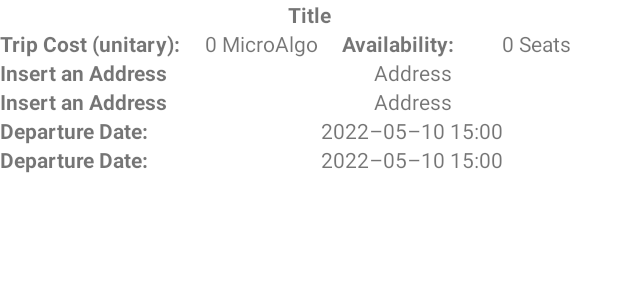
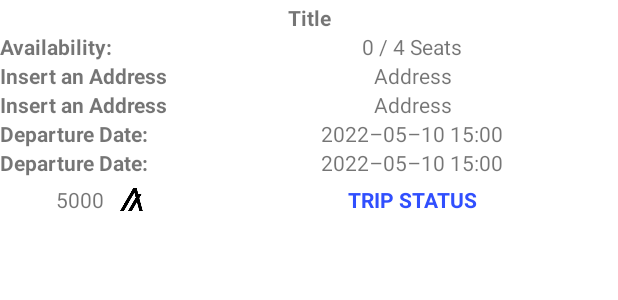
Before and after one commit to bara96/algo-carsharing-android, an Android app: the layout trip_row_item.xml on its own in the app's theme, with its tools: preview values and no code run, on a phone screen of 412 x 824 dp. Shown: the top 300 px of the screen. Run offline under Robolectric (Android 15) with nearby library versions, the phone set to English and light mode, and no system bars.

Commit message:
Updated recycler views and status checks

```diff
--- a/app/src/main/java/com/example/algorandcarsharing/fragments/home/HomeFragment.java
+++ b/app/src/main/java/com/example/algorandcarsharing/fragments/home/HomeFragment.java
@@ -58,6 +58,7 @@ public class HomeFragment extends AccountBasedFragment {
     @Override
     public void onResume() {
         super.onResume();
+        account.refreshAccountInfo();
         performSearch();
     }
 
@@ -71,6 +72,7 @@ public class HomeFragment extends AccountBasedFragment {
         try {
             CompletableFuture.supplyAsync(indexerService.getTransactions())
                     .thenAcceptAsync(result -> {
+                        tripAdapter.setAccount(account);
                         List<TripModel> apps = searchApplications(result.transactions);
 
                         // remove old elements
@@ -120,6 +122,7 @@ public class HomeFragment extends AccountBasedFragment {
                             if(!result.application.deleted) {
                                 TripModel trip = new TripModel(result.application);
                                 if(trip.isValid()) {
+                                    trip.setLocalState(account.getAppLocalState(trip.id()));
                                     validApplications.add(trip);
                                 }
                                 else {
--- a/app/src/main/java/com/example/algorandcarsharing/fragments/trips/TripsBasedFragment.java
+++ b/app/src/main/java/com/example/algorandcarsharing/fragments/trips/TripsBasedFragment.java
@@ -2,13 +2,10 @@ package com.example.algorandcarsharing.fragments.trips;
 
 import android.view.View;
 
-import com.algorand.algosdk.v2.client.common.PathResponse;
 import com.example.algorandcarsharing.adapters.TripAdapter;
 import com.example.algorandcarsharing.fragments.AccountBasedFragment;
-import com.example.algorandcarsharing.models.GenericApplication;
 import com.example.algorandcarsharing.models.TripModel;
 import com.example.algorandcarsharing.services.IndexerService;
-import com.fasterxml.jackson.annotation.JsonProperty;
 
 import java.util.ArrayList;
 import java.util.List;
--- a/app/src/main/java/com/example/algorandcarsharing/fragments/trips/created/TripsFragment.java
+++ b/app/src/main/java/com/example/algorandcarsharing/fragments/trips/created/TripsFragment.java
@@ -15,7 +15,6 @@ import com.algorand.algosdk.v2.client.model.Application;
 import com.example.algorandcarsharing.adapters.RecyclerLinearLayoutManager;
 import com.example.algorandcarsharing.adapters.TripAdapter;
 import com.example.algorandcarsharing.databinding.FragmentTripsCreatedBinding;
-import com.example.algorandcarsharing.fragments.AccountBasedFragment;
 import com.example.algorandcarsharing.fragments.trips.TripsBasedFragment;
 import com.example.algorandcarsharing.helpers.LogHelper;
 import com.example.algorandcarsharing.models.GenericApplication;
@@ -67,6 +66,7 @@ public class TripsFragment extends TripsBasedFragment {
         try {
             CompletableFuture.supplyAsync(accountService.getAccountInfo(account.getAddress()))
                     .thenAcceptAsync(result -> {
+                        tripAdapter.setAccount(account);
                         List<TripModel> apps = searchApplications(result.createdApps);
 
                         // remove old elements
--- a/app/src/main/java/com/example/algorandcarsharing/fragments/trips/joined/TripsFragment.java
+++ b/app/src/main/java/com/example/algorandcarsharing/fragments/trips/joined/TripsFragment.java
@@ -11,7 +11,6 @@ import androidx.recyclerview.widget.DividerItemDecoration;
 import androidx.recyclerview.widget.LinearLayoutManager;
 import androidx.recyclerview.widget.RecyclerView;
 
-import com.algorand.algosdk.v2.client.common.PathResponse;
 import com.algorand.algosdk.v2.client.model.ApplicationLocalState;
 import com.example.algorandcarsharing.adapters.RecyclerLinearLayoutManager;
 import com.example.algorandcarsharing.adapters.TripAdapter;
@@ -20,7 +19,6 @@ import com.example.algorandcarsharing.fragments.trips.TripsBasedFragment;
 import com.example.algorandcarsharing.helpers.LogHelper;
 import com.example.algorandcarsharing.models.GenericApplication;
 import com.example.algorandcarsharing.models.TripModel;
-import com.example.algorandcarsharing.services.IndexerService;
 import com.google.android.material.snackbar.Snackbar;
 
 import java.util.ArrayList;
@@ -68,6 +66,7 @@ public class TripsFragment extends TripsBasedFragment {
         try {
             CompletableFuture.supplyAsync(accountService.getAccountInfo(account.getAddress()))
                     .thenAcceptAsync(result -> {
+                        tripAdapter.setAccount(account);
                         List<TripModel> apps = searchApplications(result.appsLocalState);
 
                         // remove old elements
--- a/app/src/main/java/com/example/algorandcarsharing/models/AccountModel.java
+++ b/app/src/main/java/com/example/algorandcarsharing/models/AccountModel.java
@@ -112,6 +112,7 @@ public class AccountModel {
         if(this.accountInfo == null) {
             return null;
         }
+
         List<ApplicationLocalState> appsLocalState = this.accountInfo.appsLocalState;
         for (int i = 0; i < appsLocalState.size(); i++) {
             // search if user has local state for this app
--- a/app/src/main/java/com/example/algorandcarsharing/models/TripFactory.java
+++ b/app/src/main/java/com/example/algorandcarsharing/models/TripFactory.java
@@ -8,7 +8,7 @@ import java.util.Random;
 import java.util.concurrent.ThreadLocalRandom;
 import java.util.concurrent.TimeUnit;
 
-public class TripFactory implements TripSchema {
+public class TripFactory implements ApplicationTripSchema {
 
     public static String getName() {
         List<String> names = new ArrayList<>(Arrays.asList("Neha Santiago", "Alvin Reyna", "Jack Corona", "Karam Adkins", "Humera Downes", "Beatrix Dickinson", "Cerys Bartlett", "Rukhsar Petersen", "Blessing Benton"));
--- a/app/src/main/res/layout/fragment_account.xml
+++ b/app/src/main/res/layout/fragment_account.xml
@@ -36,7 +36,7 @@
                 app:layout_constraintTop_toBottomOf="@id/total_tv">
 
                 <ImageView
-                    android:id="@+id/logo"
+                    android:id="@+id/microalgo"
                     android:layout_width="28sp"
                     android:layout_height="28sp"
                     android:src="@drawable/algo_logo"
@@ -53,7 +53,7 @@
                     android:textSize="28sp"
                     android:textStyle="bold"
                     app:layout_constraintBottom_toBottomOf="parent"
-                    app:layout_constraintLeft_toRightOf="@id/logo"
+                    app:layout_constraintLeft_toRightOf="@id/microalgo"
                     app:layout_constraintTop_toTopOf="parent" />
             </androidx.constraintlayout.widget.ConstraintLayout>
 
--- a/app/src/main/res/layout/trip_row_item.xml
+++ b/app/src/main/res/layout/trip_row_item.xml
@@ -4,6 +4,8 @@
     xmlns:app="http://schemas.android.com/apk/res-auto"
     android:layout_width="match_parent"
     android:layout_height="wrap_content"
+    android:layout_marginTop="2dp"
+    android:layout_marginBottom="2dp"
     android:gravity="center_vertical">
 
     <LinearLayout
@@ -35,23 +37,9 @@
         app:layout_constraintTop_toBottomOf="@id/title_layout"
         >
         <TextView
-            android:layout_width="wrap_content"
-            android:layout_height="wrap_content"
-            android:textStyle="bold"
-            android:text="@string/trip_cost_label"
-            />
-
-        <TextView
-            android:id="@+id/cost"
             android:layout_width="0dp"
             android:layout_height="wrap_content"
             android:layout_weight="1"
-            android:gravity="center"
-            android:text="@string/trip_cost" />
-
-        <TextView
-            android:layout_width="wrap_content"
-            android:layout_height="wrap_content"
             android:textStyle="bold"
             android:text="@string/availability_label"
             />
@@ -60,10 +48,12 @@
             android:id="@+id/availability"
             android:layout_width="0dp"
             android:layout_height="wrap_content"
-            android:layout_weight="1"
+            android:layout_weight="2"
             android:gravity="center"
             android:text="@string/available_seats" />
+
     </LinearLayout>
+
 
     <LinearLayout
         android:id="@+id/start_address_layout"
@@ -164,4 +154,53 @@
             android:gravity="center"
             android:text="@string/date_example" />
     </LinearLayout>
+
+    <LinearLayout
+        android:id="@+id/status_layout"
+        android:layout_width="match_parent"
+        android:layout_height="wrap_content"
+        android:orientation="horizontal"
+        android:gravity="center"
+        android:layout_marginTop="4dp"
+        app:layout_constraintLeft_toLeftOf="parent"
+        app:layout_constraintTop_toBottomOf="@id/end_date_layout"
+        >
+
+        <LinearLayout
+            android:layout_width="0dp"
+            android:layout_height="wrap_content"
+            android:layout_weight="1"
+            android:gravity="center"
+            android:orientation="horizontal"
+            app:layout_constraintLeft_toLeftOf="parent"
+            app:layout_constraintTop_toBottomOf="parent"
+            >
+            <TextView
+                android:id="@+id/cost"
+                android:layout_width="wrap_content"
+                android:layout_height="wrap_content"
+                android:gravity="center"
+                android:text="@string/cost_example" />
+
+            <ImageView
+                android:id="@+id/microalgo"
+                android:layout_width="22sp"
+                android:layout_height="22sp"
+                android:layout_marginStart="8dp"
+                android:gravity="center"
+                android:src="@drawable/algo_logo"
+                android:contentDescription="@string/microalgo" />
+        </LinearLayout>
+
+        <TextView
+            android:id="@+id/status"
+            android:layout_width="0dp"
+            android:layout_height="wrap_content"
+            android:layout_weight="2"
+            android:gravity="center"
+            android:textStyle="bold"
+            android:textAllCaps="true"
+            android:textColor="@color/blue"
+            android:text="@string/trip_status" />
+    </LinearLayout>
 </androidx.constraintlayout.widget.ConstraintLayout>
--- a/app/src/main/res/values/colors.xml
+++ b/app/src/main/res/values/colors.xml
@@ -7,4 +7,8 @@
     <color name="teal_700">#FF018786</color>
     <color name="black">#FF000000</color>
     <color name="white">#FFFFFFFF</color>
+    <color name="red">#d50000</color>
+    <color name="green">#00c853</color>
+    <color name="blue">#304ffe</color>
+    <color name="yellow">#ffd600</color>
 </resources>
--- a/app/src/main/res/values/strings.xml
+++ b/app/src/main/res/values/strings.xml
@@ -48,6 +48,15 @@
     <string name="start_trip">Start Trip</string>
     <string name="create_dummy_trip">Create dummy trip</string>
 
+    <!-- Trip Status Strings -->
+    <string name="status_available">Available</string>
+    <string name="status_full">Full</string>
+    <string name="status_starting">Starting</string>
+    <string name="status_finished">Finished</string>
+    <string name="status_joined">Joined</string>
+    <string name="status_edit">Edit</string>
+    <string name="status_unknown">Unknown Status</string>
+
     <!-- Trip View Strings -->
     <string name="trip">Trip:</string>
     <string name="trip_title">Title</string>
@@ -66,10 +75,13 @@
     <string name="end_time_label">Arrival Time:</string>
     <string name="trip_cost_label">Trip Cost (unitary):</string>
     <string name="trip_cost">0 MicroAlgo</string>
-    <string name="available_seats">0 Seats</string>
+    <string name="available_seats">0 / 4 Seats</string>
+    <string name="max_seats_label">Max Seats:</string>
     <string name="available_seats_label">Available Seats:</string>
     <string name="availability_label">Availability:</string>
+    <string name="trip_status">Trip Status</string>
 
-
+    <string name="microalgo">MicroAlgo</string>
     <string name="date_example">2022–05–10 15:00</string>
+    <string name="cost_example">5000</string>
 </resources>
```
Also changed, not shown: app/src/main/java/com/example/algorandcarsharing/activities/TripActivity.java (+47 -41 lines), app/src/main/java/com/example/algorandcarsharing/adapters/TripAdapter.java (+61 -13 lines), app/src/main/java/com/example/algorandcarsharing/models/ApplicationTripSchema.java (renamed from app/src/main/java/com/example/algorandcarsharing/models/TripSchema.java, +4 -4 lines), app/src/main/java/com/example/algorandcarsharing/models/InsertTripModel.java (+3 -4 lines), app/src/main/java/com/example/algorandcarsharing/models/TripModel.java (+50 -4 lines), app/src/main/java/com/example/algorandcarsharing/services/ApplicationService.java (+11 -11 lines), 1 other file.
